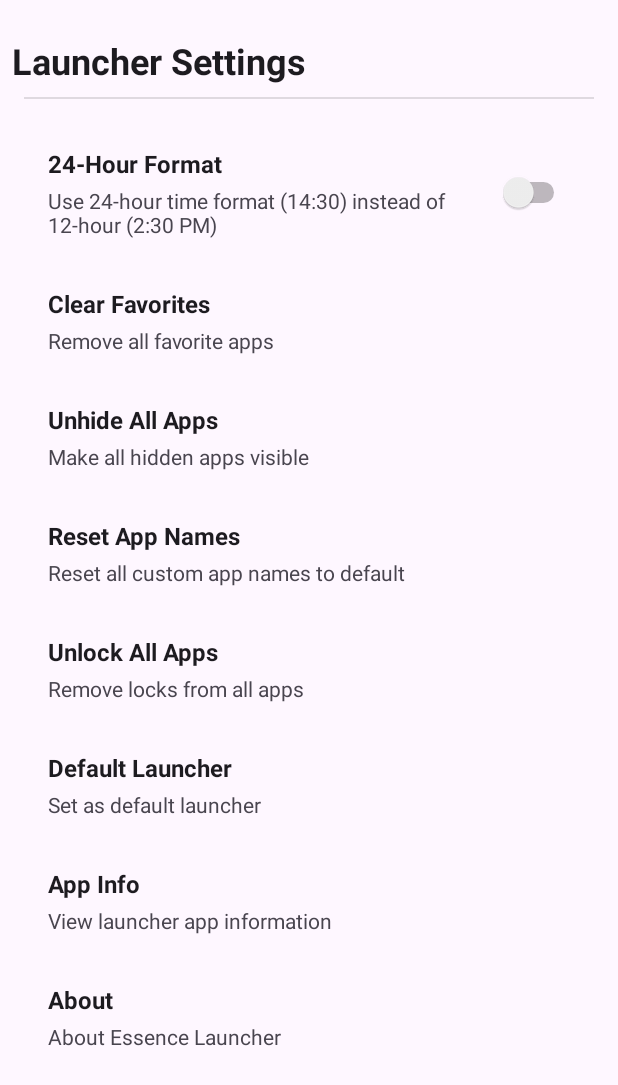
After one commit to S4NKALP/Essence-Launcher, an Android app: the SettingsActivity screen opened directly, with no data from a screen before it, on a phone screen of 412 x 824 dp. The commit adds this screen. Shown: the top 1085 px of the screen. Run offline under Robolectric (Android 15) with nearby library versions, the phone set to English and light mode, and no system bars.

Commit message:
✨ feat(ui, settings): add SettingsActivity and related preferences

```diff
--- a/app/src/main/AndroidManifest.xml
+++ b/app/src/main/AndroidManifest.xml
@@ -30,6 +30,10 @@
                 <category android:name="android.intent.category.LAUNCHER" />
             </intent-filter>
         </activity>
+        <activity
+            android:name=".SettingsActivity"
+            android:exported="false"
+            android:theme="@style/Theme.EssenceLauncher" />
     </application>
 
 </manifest>
--- /dev/null
+++ b/app/src/main/java/com/example/essencelauncher/SettingsActivity.kt
@@ -0,0 +1,203 @@
+/*
+ * Copyright (C) 2025 Sankalp Tharu
+ *
+ * This file is part of EssenceLauncher.
+ *
+ * EssenceLauncher is free software: you can redistribute it and/or modify
+ * it under the terms of the GNU General Public License as published by
+ * the Free Software Foundation, either version 3 of the License, or
+ * any later version.
+ *
+ * This program is distributed in the hope that it will be useful,
+ * but WITHOUT ANY WARRANTY; without even the implied warranty of
+ * MERCHANTABILITY or FITNESS FOR A PARTICULAR PURPOSE. See the
+ * GNU General Public License for more details.
+ *
+ * You should have received a copy of the GNU General Public License
+ * along with this program. If not, see <https://www.gnu.org/licenses/>.
+ */
+
+package com.example.essencelauncher
+
+import android.app.AlertDialog
+import android.content.Context
+import android.content.Intent
+import android.net.Uri
+import android.os.Bundle
+import android.provider.Settings
+import android.view.LayoutInflater
+import android.view.View
+import android.view.ViewGroup
+import android.widget.LinearLayout
+import android.widget.Switch
+import android.widget.TextView
+import android.widget.Toast
+import androidx.appcompat.app.AppCompatActivity
+
+class SettingsActivity : AppCompatActivity() {
+
+    private lateinit var settingsContainer: LinearLayout
+
+    override fun onCreate(savedInstanceState: Bundle?) {
+        super.onCreate(savedInstanceState)
+        setContentView(R.layout.activity_settings)
+
+        settingsContainer = findViewById(R.id.settingsContainer)
+
+        setupSettingsItems()
+    }
+
+    private fun setupSettingsItems() {
+        // Time format toggle
+        val prefs = getSharedPreferences("launcher_prefs", Context.MODE_PRIVATE)
+        val is24HourFormat = prefs.getBoolean("time_24_hour_format", false)
+
+        addToggleSettingsItem("24-Hour Format", "Use 24-hour time format (14:30) instead of 12-hour (2:30 PM)", is24HourFormat) { isEnabled ->
+            prefs.edit().putBoolean("time_24_hour_format", isEnabled).apply()
+            val formatName = if (isEnabled) "24-hour format" else "12-hour format"
+            Toast.makeText(this, "Time format changed to $formatName", Toast.LENGTH_SHORT).show()
+        }
+
+        // Clear favorites
+        addSettingsItem("Clear Favorites", "Remove all favorite apps") {
+            showConfirmationDialog("Clear Favorites", "Are you sure you want to remove all favorite apps?") {
+                clearFavorites()
+            }
+        }
+
+        // Clear hidden apps
+        addSettingsItem("Unhide All Apps", "Make all hidden apps visible") {
+            showConfirmationDialog("Unhide All Apps", "Are you sure you want to make all hidden apps visible?") {
+                clearHiddenApps()
+            }
+        }
+
+        // Clear custom app names
+        addSettingsItem("Reset App Names", "Reset all custom app names to default") {
+            showConfirmationDialog("Reset App Names", "Are you sure you want to reset all custom app names?") {
+                clearCustomNames()
+            }
+        }
+
+        // Clear locked apps
+        addSettingsItem("Unlock All Apps", "Remove locks from all apps") {
+            showConfirmationDialog("Unlock All Apps", "Are you sure you want to unlock all apps?") {
+                clearLockedApps()
+            }
+        }
+
+        // Default launcher settings
+        addSettingsItem("Default Launcher", "Set as default launcher") {
+            openDefaultLauncherSettings()
+        }
+
+        // App info
+        addSettingsItem("App Info", "View launcher app information") {
+            openAppInfo()
+        }
+
+        // About
+        addSettingsItem("About", "About Essence Launcher") {
+            showAboutDialog()
+        }
+    }
+
+    private fun addSettingsItem(title: String, description: String, onClick: () -> Unit) {
+        val itemView = LayoutInflater.from(this).inflate(R.layout.item_settings, settingsContainer, false)
+
+        val titleText = itemView.findViewById<TextView>(R.id.settingTitle)
+        val descriptionText = itemView.findViewById<TextView>(R.id.settingDescription)
+
+        titleText.text = title
+        descriptionText.text = description
+
+        itemView.setOnClickListener { onClick() }
+
+        settingsContainer.addView(itemView)
+    }
+
+    private fun addToggleSettingsItem(title: String, description: String, isEnabled: Boolean, onToggle: (Boolean) -> Unit) {
+        val itemView = LayoutInflater.from(this).inflate(R.layout.item_settings_toggle, settingsContainer, false)
+
+        val titleText = itemView.findViewById<TextView>(R.id.settingTitle)
+        val descriptionText = itemView.findViewById<TextView>(R.id.settingDescription)
+        val switch = itemView.findViewById<Switch>(R.id.settingSwitch)
+
+        titleText.text = title
+        descriptionText.text = description
+        switch.isChecked = isEnabled
+
+        itemView.setOnClickListener {
+            switch.isChecked = !switch.isChecked
+            onToggle(switch.isChecked)
+        }
+
+        switch.setOnCheckedChangeListener { _, isChecked ->
+            onToggle(isChecked)
+        }
+
+        settingsContainer.addView(itemView)
+    }
+
+    private fun showConfirmationDialog(title: String, message: String, onConfirm: () -> Unit) {
+        AlertDialog.Builder(this, R.style.CustomDialogTheme)
+            .setTitle(title)
+            .setMessage(message)
+            .setPositiveButton("Yes") { _, _ -> onConfirm() }
+            .setNegativeButton("Cancel", null)
+            .show()
+    }
+
+
+
+    private fun clearFavorites() {
+        val prefs = getSharedPreferences("launcher_prefs", Context.MODE_PRIVATE)
+        prefs.edit().remove("favorite_apps").apply()
+        Toast.makeText(this, "Favorites cleared", Toast.LENGTH_SHORT).show()
+    }
+
+    private fun clearHiddenApps() {
+        val prefs = getSharedPreferences("launcher_prefs", Context.MODE_PRIVATE)
+        prefs.edit().remove("hidden_apps").apply()
+        Toast.makeText(this, "All apps are now visible", Toast.LENGTH_SHORT).show()
+    }
+
+    private fun clearCustomNames() {
+        val prefs = getSharedPreferences("launcher_prefs", Context.MODE_PRIVATE)
+        prefs.edit().remove("custom_app_names").apply()
+        Toast.makeText(this, "App names reset to default", Toast.LENGTH_SHORT).show()
+    }
+
+    private fun clearLockedApps() {
+        val prefs = getSharedPreferences("launcher_prefs", Context.MODE_PRIVATE)
+        prefs.edit().remove("locked_apps").apply()
+        Toast.makeText(this, "All apps unlocked", Toast.LENGTH_SHORT).show()
+    }
+
+    private fun openDefaultLauncherSettings() {
+        try {
+            val intent = Intent(Settings.ACTION_HOME_SETTINGS)
+            startActivity(intent)
+        } catch (e: Exception) {
+            Toast.makeText(this, "Cannot open default launcher settings", Toast.LENGTH_SHORT).show()
+        }
+    }
+
+    private fun openAppInfo() {
+        try {
+            val intent = Intent(Settings.ACTION_APPLICATION_DETAILS_SETTINGS)
+            intent.data = Uri.parse("package:$packageName")
+            startActivity(intent)
+        } catch (e: Exception) {
+            Toast.makeText(this, "Cannot open app info", Toast.LENGTH_SHORT).show()
+        }
+    }
+
+    private fun showAboutDialog() {
+        AlertDialog.Builder(this, R.style.CustomDialogTheme)
+            .setTitle("About Essence Launcher")
+            .setMessage("Essence Launcher\nVersion 1.0\n\nA minimalist Android launcher focused on simplicity and efficiency.\n\n© 2025 Sankalp Tharu")
+            .setPositiveButton("OK", null)
+            .show()
+    }
+}
--- /dev/null
+++ b/app/src/main/res/layout/activity_settings.xml
@@ -0,0 +1,51 @@
+<?xml version="1.0" encoding="utf-8"?>
+<LinearLayout xmlns:android="http://schemas.android.com/apk/res/android"
+    android:layout_width="match_parent"
+    android:layout_height="match_parent"
+    android:orientation="vertical"
+    android:background="?android:attr/colorBackground">
+
+    <!-- Header -->
+    <LinearLayout
+        android:layout_width="match_parent"
+        android:layout_height="wrap_content"
+        android:orientation="horizontal"
+        android:layout_marginTop="16dp"
+        android:padding="8dp"
+        android:gravity="center_vertical">
+
+        <TextView
+            android:layout_width="0dp"
+            android:layout_height="wrap_content"
+            android:layout_weight="1"
+            android:text="Launcher Settings"
+            android:textSize="24sp"
+            android:textStyle="bold"
+            android:textColor="?android:attr/textColorPrimary" />
+
+    </LinearLayout>
+
+    <!-- Divider -->
+    <View
+        android:layout_width="match_parent"
+        android:layout_height="1dp"
+        android:background="?android:attr/listDivider"
+        android:layout_marginHorizontal="16dp" />
+
+    <!-- Settings Container -->
+    <ScrollView
+        android:layout_width="match_parent"
+        android:layout_height="0dp"
+        android:layout_weight="1"
+        android:scrollbars="none">
+
+        <LinearLayout
+            android:id="@+id/settingsContainer"
+            android:layout_width="match_parent"
+            android:layout_height="wrap_content"
+            android:orientation="vertical"
+            android:padding="16dp" />
+
+    </ScrollView>
+
+</LinearLayout>
--- /dev/null
+++ b/app/src/main/res/layout/item_settings.xml
@@ -0,0 +1,28 @@
+<?xml version="1.0" encoding="utf-8"?>
+<LinearLayout xmlns:android="http://schemas.android.com/apk/res/android"
+    android:layout_width="match_parent"
+    android:layout_height="wrap_content"
+    android:orientation="vertical"
+    android:padding="16dp"
+    android:clickable="true"
+    android:focusable="true">
+
+    <TextView
+        android:id="@+id/settingTitle"
+        android:layout_width="match_parent"
+        android:layout_height="wrap_content"
+        android:text="Setting Title"
+        android:textSize="16sp"
+        android:textStyle="bold"
+        android:textColor="?android:attr/textColorPrimary" />
+
+    <TextView
+        android:id="@+id/settingDescription"
+        android:layout_width="match_parent"
+        android:layout_height="wrap_content"
+        android:text="Setting description"
+        android:textSize="14sp"
+        android:textColor="?android:attr/textColorSecondary"
+        android:layout_marginTop="4dp" />
+
+</LinearLayout>
--- /dev/null
+++ b/app/src/main/res/layout/item_settings_toggle.xml
@@ -0,0 +1,45 @@
+<?xml version="1.0" encoding="utf-8"?>
+<LinearLayout xmlns:android="http://schemas.android.com/apk/res/android"
+    android:layout_width="match_parent"
+    android:layout_height="wrap_content"
+    android:orientation="horizontal"
+    android:padding="16dp"
+    android:gravity="center_vertical"
+    android:clickable="true"
+    android:focusable="true">
+
+    <LinearLayout
+        android:layout_width="0dp"
+        android:layout_height="wrap_content"
+        android:layout_weight="1"
+        android:orientation="vertical">
+
+        <TextView
+            android:id="@+id/settingTitle"
+            android:layout_width="match_parent"
+            android:layout_height="wrap_content"
+            android:text="Setting Title"
+            android:textSize="16sp"
+            android:textStyle="bold"
+            android:textColor="?android:attr/textColorPrimary" />
+
+        <TextView
+            android:id="@+id/settingDescription"
+            android:layout_width="match_parent"
+            android:layout_height="wrap_content"
+            android:text="Setting description"
+            android:textSize="14sp"
+            android:textColor="?android:attr/textColorSecondary"
+            android:layout_marginTop="4dp" />
+
+    </LinearLayout>
+
+    <Switch
+        android:id="@+id/settingSwitch"
+        android:layout_width="wrap_content"
+        android:layout_height="wrap_content"
+        android:layout_marginStart="16dp"
+        android:clickable="false"
+        android:focusable="false" />
+
+</LinearLayout>
```
Also changed, not shown: app/src/main/java/com/example/essencelauncher/HomeFragment.kt (+25 -2 lines), app/src/main/res/layout/fragment_home.xml (+13 -3 lines).
